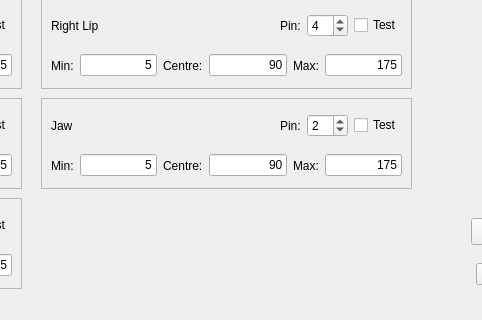
First picture: the form in configwindow.ui, repository ptbw/FriztV2, before the edit; both pictures show x 369 to 851 and y 452 to 772 of the 1055 by 772 pixel window.
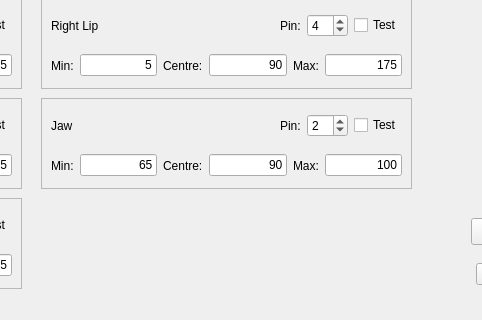
Second picture: the form after the edit.

```diff
--- a/configwindow.ui
+++ b/configwindow.ui
@@ -1684,7 +1684,7 @@
     <item>
      <widget class="QLineEdit" name="jawMin">
       <property name="text">
-       <string>5</string>
+       <string>65</string>
       </property>
       <property name="alignment">
        <set>Qt::AlignRight|Qt::AlignTrailing|Qt::AlignVCenter</set>
@@ -1718,7 +1718,7 @@
     <item>
      <widget class="QLineEdit" name="jawMax">
       <property name="text">
-       <string>175</string>
+       <string>100</string>
       </property>
       <property name="alignment">
        <set>Qt::AlignRight|Qt::AlignTrailing|Qt::AlignVCenter</set>
```
Left out of the diff: 1 changed line with no effect on the pictures.
